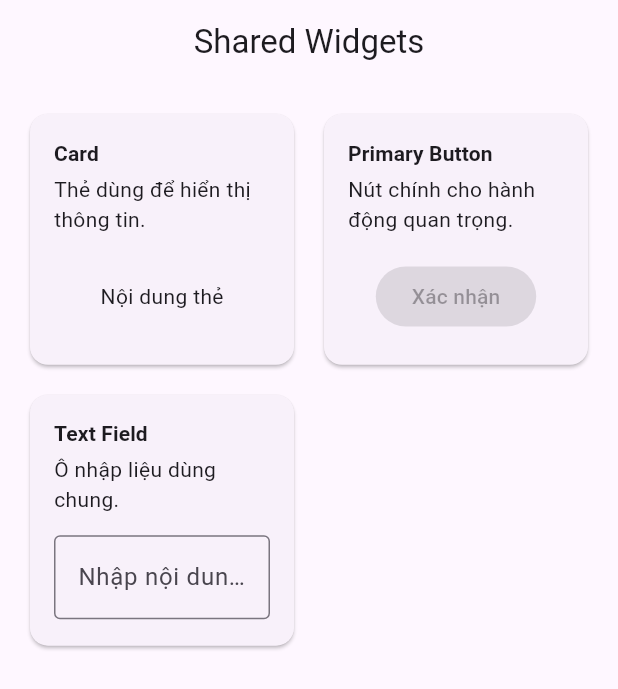
After one commit to Minhduc7904/Beacon, a Flutter app: the SharedWidgetsPage screen opened by its route, on a phone screen of 412 x 824 dp. The commit adds this screen. Shown: the top 689 px of the screen. Run offline on Flutter 3.47's test engine with Material 3 defaults, Android fonts, the light colour scheme and no system bars; our stand-ins replace connectivity_plus, dartz, dio, flutter_riverpod, go_router, shared_preferences; accounts and stored records are empty.

Commit message:
feat(shared_widgets): add SharedWidgetsPage with reusable components

```diff
--- a/lib/core/config/app_router.dart
+++ b/lib/core/config/app_router.dart
@@ -2,6 +2,7 @@ import 'package:go_router/go_router.dart';
 import '../../features/auth/presentation/pages/login_page.dart';
 import '../../features/auth/presentation/pages/logout_page.dart';
 import '../../features/dashboard/page/dashboard_page.dart';
+import '../../features/widgets/page/shared_widgets_page.dart';
 import '../pages/not_found_page.dart';
 import '../widgets/auth_guard.dart';
 import 'app_routes.dart';
@@ -19,13 +20,17 @@ final appRouter = GoRouter(
     GoRoute(
       path: AppRoutes.home,
       name: AppRoutes.home,
-      builder: (context, state) =>
-          const AuthGuard(child: DashboardPage()),
+      builder: (context, state) => const AuthGuard(child: DashboardPage()),
     ),
     GoRoute(
       path: AppRoutes.logout,
       name: AppRoutes.logout,
       builder: (context, state) => const LogoutPage(),
     ),
+    GoRoute(
+      path: AppRoutes.widgets,
+      name: AppRoutes.widgets,
+      builder: (context, state) => const SharedWidgetsPage(),
+    ),
   ],
 );
--- a/lib/core/config/app_routes.dart
+++ b/lib/core/config/app_routes.dart
@@ -4,4 +4,5 @@ class AppRoutes {
   static const String login = '/login';
   static const String home = '/home';
   static const String logout = '/logout';
+  static const String widgets = '/widgets';
 }
--- /dev/null
+++ b/lib/core/widgets/button/button.dart
@@ -0,0 +1,30 @@
+import 'package:flutter/material.dart' as m;
+
+class Button extends m.StatelessWidget {
+  final String text;
+  final void Function()? onPressed;
+  final m.Widget? icon;
+
+  const Button({
+    super.key,
+    required this.text,
+    this.onPressed,
+    this.icon,
+  });
+
+  @override
+  m.Widget build(m.BuildContext context) {
+    if (icon != null) {
+      return m.FilledButton.icon(
+        onPressed: onPressed,
+        icon: icon!,
+        label: m.Text(text),
+      );
+    }
+
+    return m.FilledButton(
+      onPressed: onPressed,
+      child: m.Text(text),
+    );
+  }
+}
--- /dev/null
+++ b/lib/core/widgets/card/card.dart
@@ -0,0 +1,49 @@
+import 'package:flutter/material.dart' as m;
+
+class Card extends m.StatelessWidget {
+  final String title;
+  final String description;
+  final m.Widget child;
+
+  const Card({
+    super.key,
+    required this.title,
+    required this.description,
+    required this.child,
+  });
+
+  @override
+  m.Widget build(m.BuildContext context) {
+    return m.Card(
+      child: m.Padding(
+        padding: const m.EdgeInsets.all(16),
+        child: m.Column(
+          crossAxisAlignment: m.CrossAxisAlignment.start,
+          children: [
+            m.Expanded(
+              child: m.Column(
+                crossAxisAlignment: m.CrossAxisAlignment.start,
+                children: [
+                  m.Text(
+                    title,
+                    style: context.theme.textTheme.titleSmall?.copyWith(
+                      fontWeight: m.FontWeight.bold,
+                    ),
+                  ),
+                  const m.SizedBox(height: 4),
+                  m.Text(description),
+                  const m.SizedBox(height: 12),
+                  m.Expanded(child: m.Center(child: child)),
+                ],
+              ),
+            ),
+          ],
+        ),
+      ),
+    );
+  }
+}
+
+extension _BuildContextX on m.BuildContext {
+  m.ThemeData get theme => m.Theme.of(this);
+}
--- /dev/null
+++ b/lib/core/widgets/input/input.dart
@@ -0,0 +1,41 @@
+import 'package:flutter/material.dart' as m;
+
+class Input extends m.StatelessWidget {
+  final String? labelText;
+  final String? hintText;
+  final m.TextEditingController? controller;
+  final m.ValueChanged<String>? onChanged;
+  final m.TextInputType keyboardType;
+  final bool obscureText;
+  final bool enabled;
+  final int maxLines;
+
+  const Input({
+    super.key,
+    this.labelText,
+    this.hintText,
+    this.controller,
+    this.onChanged,
+    this.keyboardType = m.TextInputType.text,
+    this.obscureText = false,
+    this.enabled = true,
+    this.maxLines = 1,
+  });
+
+  @override
+  m.Widget build(m.BuildContext context) {
+    return m.TextField(
+      controller: controller,
+      onChanged: onChanged,
+      keyboardType: keyboardType,
+      obscureText: obscureText,
+      enabled: enabled,
+      maxLines: obscureText ? 1 : maxLines,
+      decoration: m.InputDecoration(
+        labelText: labelText,
+        hintText: hintText,
+        border: const m.OutlineInputBorder(),
+      ),
+    );
+  }
+}
--- /dev/null
+++ b/lib/features/widgets/page/shared_widgets_page.dart
@@ -0,0 +1,39 @@
+import 'package:flutter/material.dart' hide Card;
+import '../../../core/widgets/button/button.dart';
+import '../../../core/widgets/card/card.dart';
+import '../../../core/widgets/input/input.dart';
+
+class SharedWidgetsPage extends StatelessWidget {
+  const SharedWidgetsPage({super.key});
+
+  @override
+  Widget build(BuildContext context) {
+    return Scaffold(
+      appBar: AppBar(title: const Text('Shared Widgets'), centerTitle: true),
+      body: GridView.count(
+        padding: const EdgeInsets.all(16),
+        crossAxisCount: 2,
+        crossAxisSpacing: 12,
+        mainAxisSpacing: 12,
+        childAspectRatio: 1.05,
+        children: const [
+          Card(
+            title: 'Card',
+            description: 'Thẻ dùng để hiển thị thông tin.',
+            child: Text('Nội dung thẻ'),
+          ),
+          Card(
+            title: 'Primary Button',
+            description: 'Nút chính cho hành động quan trọng.',
+            child: Button(text: 'Xác nhận'),
+          ),
+          Card(
+            title: 'Text Field',
+            description: 'Ô nhập liệu dùng chung.',
+            child: Input(hintText: 'Nhập nội dung...'),
+          ),
+        ],
+      ),
+    );
+  }
+}
```
Also changed, not shown: lib/features/auth/presentation/pages/login_page.dart (+9 -7 lines), 3 other files.
